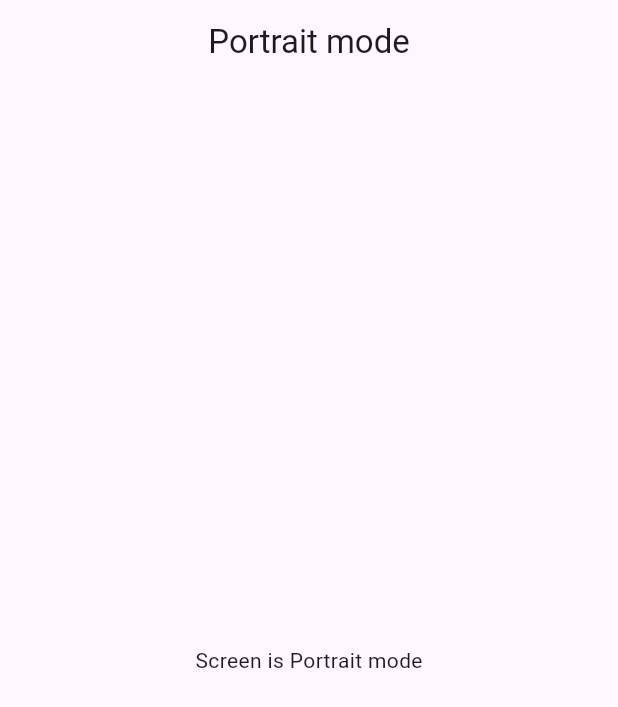
After one commit to mdarifhosain214/Resposive-ui-design, a Flutter app: the screen it shows after launch, on a phone screen of 412 x 824 dp. The commit adds this screen. Shown: the top 707 px of the screen. Run offline on Flutter 3.47's test engine with Material 3 defaults, Android fonts, the phone set to English and light mode, and no system bars.

Commit message:
Media Query added for checking screen is portrait mode or landscape mode.

```diff
--- a/lib/layout_builder.dart
+++ b/lib/layout_builder.dart
@@ -16,13 +16,13 @@ class LayoutBuilderClass extends StatelessWidget {
           return _buildLandscape(h/2);
         }
         else{
-          return _buildPortraid(w/2);
+          return _buildPortrait(w/2);
         }
       }),
     );
 
   }
-  Widget _buildPortraid(double size){
+  Widget _buildPortrait(double size){
     return  Center(
       child: Column(
         mainAxisAlignment: MainAxisAlignment.spaceAround,
--- a/lib/main.dart
+++ b/lib/main.dart
@@ -2,6 +2,7 @@
 import 'package:flutter/material.dart';
 
 import 'layout_builder.dart';
+import 'media_query.dart';
 
 void main() {
   runApp(const MyApp());
@@ -20,7 +21,7 @@ class MyApp extends StatelessWidget {
         colorScheme: ColorScheme.fromSeed(seedColor: Colors.deepPurple),
         useMaterial3: true,
       ),
-      home: const LayoutBuilderClass(),
+      home: const MediaQueryClass(),
     );
   }
 }
--- /dev/null
+++ b/lib/media_query.dart
@@ -0,0 +1,16 @@
+import 'package:flutter/material.dart';
+class MediaQueryClass extends StatelessWidget {
+  const MediaQueryClass({super.key});
+
+  @override
+  Widget build(BuildContext context) {
+    double w =MediaQuery.sizeOf(context).width;
+    return Scaffold(
+      appBar: w<=600?AppBar(
+        centerTitle: true,
+        title: const Text('Portrait mode'),
+      ):null,
+      body:w>600? const Center(child: Text('Screen is Land Scape mode'),):const Center(child: Text('Screen is Portrait mode'),),
+    );
+  }
+}
```
